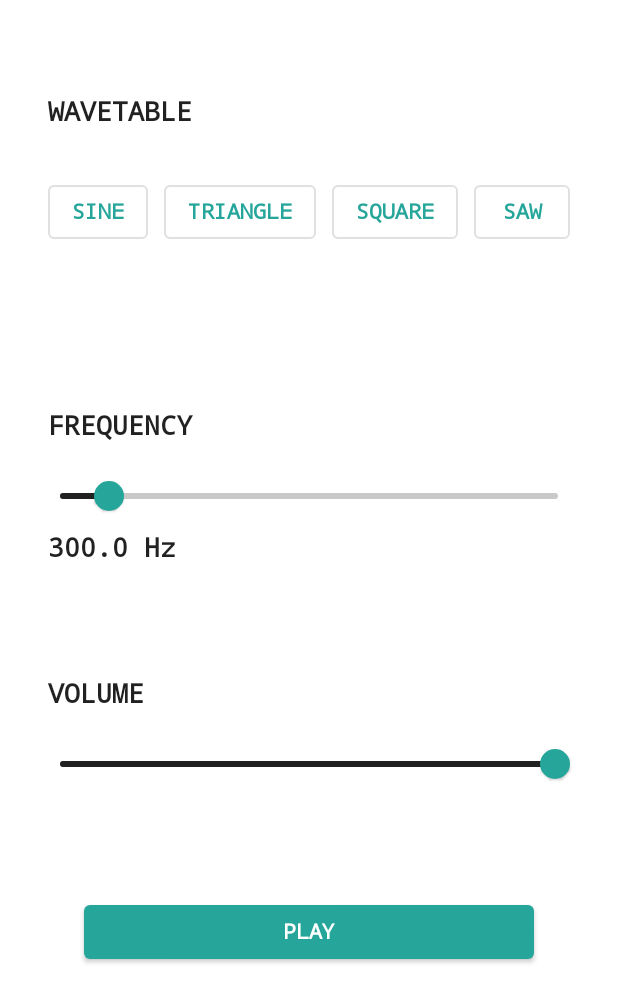
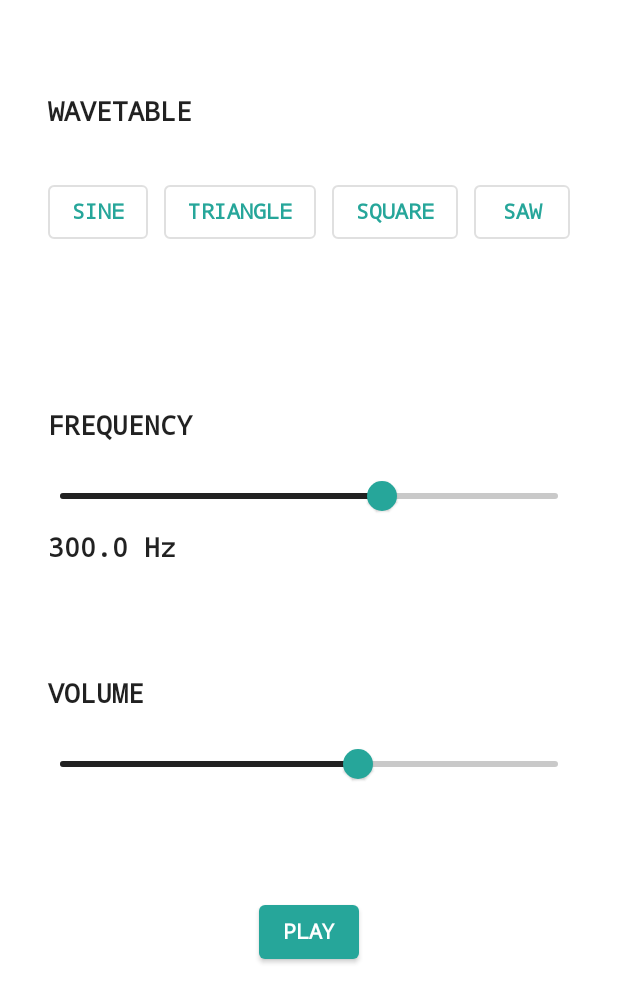
Before and after one commit to benni-dev-ux/JetpackWaveSynth, an Android app built with Jetpack Compose: the screen it shows after launch (MainActivity), on a phone screen of 412 x 824 dp. Shown: the top 1003 px of the screen. Run offline under Robolectric (Android 15) with nearby library versions, the light colour scheme and no system bars; our stand-ins replace accompanist, livedata-compose.

Commit message:
implementing mvvm structure

```diff
--- a/app/build.gradle
+++ b/app/build.gradle
@@ -54,6 +54,7 @@ dependencies {
     implementation 'androidx.lifecycle:lifecycle-runtime-ktx:2.3.1'
     implementation 'androidx.activity:activity-compose:1.3.1'
     implementation "com.google.accompanist:accompanist-systemuicontroller:0.17.0"
+    implementation "androidx.compose.runtime:runtime-livedata:$compose_version"
     testImplementation 'junit:junit:4.13.2'
     androidTestImplementation 'androidx.test.ext:junit:1.1.3'
     androidTestImplementation 'androidx.test.espresso:espresso-core:3.4.0'
--- /dev/null
+++ b/app/src/main/java/com/example/jetpackwavesynth/LoggingWavetableSynthesizer.kt
@@ -0,0 +1,36 @@
+package com.example.jetpackwavesynth
+
+import android.util.Log
+
+//LoggingWavetableSynthesizer that implements the WavetableSynthesizer interface and logs the function of the called method along with the passed-in parameters.
+
+class LoggingWavetableSynthesizer : WavetableSynthesizer {
+
+    private var isPlaying = false
+
+    override suspend fun play() {
+        Log.d("wavesynth", "play() called.")
+        isPlaying = true
+    }
+
+    override suspend fun stop() {
+        Log.d("wavesynth", "stop() called.")
+        isPlaying = false
+    }
+
+    override suspend fun isPlaying(): Boolean {
+        return isPlaying
+    }
+
+    override suspend fun setFrequency(frequencyInHz: Float) {
+        Log.d("wavesynth", "Frequency set to $frequencyInHz Hz.")
+    }
+
+    override suspend fun setVolume(volumeInDb: Float) {
+        Log.d("wavesynth", "Volume set to $volumeInDb dB.")
+    }
+
+    override suspend fun setWavetable(wavetable: Wavetable) {
+        Log.d("wavesynth", "Wavetable set to $wavetable")
+    }
+}
--- a/app/src/main/java/com/example/jetpackwavesynth/MainActivity.kt
+++ b/app/src/main/java/com/example/jetpackwavesynth/MainActivity.kt
@@ -1,12 +1,15 @@
 package com.example.jetpackwavesynth
 
 
+import android.content.pm.ActivityInfo
 import android.os.Bundle
 import androidx.activity.ComponentActivity
 import androidx.activity.compose.setContent
+import androidx.activity.viewModels
 import androidx.compose.foundation.layout.*
 import androidx.compose.material.*
 import androidx.compose.runtime.Composable
+import androidx.compose.runtime.livedata.observeAsState
 import androidx.compose.runtime.mutableStateOf
 import androidx.compose.runtime.saveable.rememberSaveable
 import androidx.compose.ui.Alignment
@@ -18,24 +21,40 @@ import com.google.accompanist.systemuicontroller.SystemUiController
 import com.google.accompanist.systemuicontroller.rememberSystemUiController
 
 class MainActivity : ComponentActivity() {
+    private val synthesizer = LoggingWavetableSynthesizer()
+    private val synthesizerViewModel: WavetableSynthesizerViewModel by viewModels()
+
+
     override fun onCreate(savedInstanceState: Bundle?) {
         super.onCreate(savedInstanceState)
+        requestedOrientation = ActivityInfo.SCREEN_ORIENTATION_PORTRAIT
+
+
+        // pass the synthesizer to the ViewModel
+        synthesizerViewModel.wavetableSynthesizer = synthesizer
         setContent {
             val systemUiController: SystemUiController = rememberSystemUiController()
-
             systemUiController.isSystemBarsVisible = false // Status & Navigation bars
 
             JetpackWaveSynthTheme {
-                // A surface container using the 'background' color from the theme
                 Surface(
                     modifier = Modifier.fillMaxSize(),
                     color = MaterialTheme.colors.background
                 ) {
-                    WavetableSynthesizerApp(Modifier)
+                    // pass the ViewModel down the composables' hierarchy
+                    WavetableSynthesizerApp(Modifier, synthesizerViewModel)
                 }
             }
         }
     }
+
+
+    override fun onResume() {
+        super.onResume()
+        synthesizerViewModel.applyParameters()
+    }
+
+
 }
 
 
@@ -43,7 +62,8 @@ class MainActivity : ComponentActivity() {
 fun WavetableSynthesizerApp(
 
 
-    modifier: Modifier
+    modifier: Modifier,
+    synthesizerViewModel: WavetableSynthesizerViewModel
 ) {
 
     Column(
@@ -55,30 +75,33 @@ fun WavetableSynthesizerApp(
 
         ) {
         // These two composables will be shortly defined
-        WavetableSelectionPanel(modifier)
-        ControlsPanel(modifier)
+        WavetableSelectionPanel(modifier, synthesizerViewModel)
+        ControlsPanel(modifier, synthesizerViewModel)
     }
 }
 
 @Composable
 private fun WavetableSelectionPanel(
-    modifier: Modifier
+    modifier: Modifier,
+    synthesizerViewModel: WavetableSynthesizerViewModel
 ) {
 
     Column(
         modifier = Modifier
             .fillMaxWidth()
             .padding(0.dp, 32.dp),
-    ) {
+
+        ) {
         Text("WAVETABLE")
-        WavetableSelectionButtons(modifier)
+        WavetableSelectionButtons(modifier, synthesizerViewModel)
     }
 
 }
 
 @Composable
 private fun ControlsPanel(
-    modifier: Modifier
+    modifier: Modifier,
+    synthesizerViewModel: WavetableSynthesizerViewModel
 ) {
     Column(
         modifier = Modifier
@@ -104,7 +127,7 @@ private fun ControlsPanel(
 
                 }
 
-                PitchControl(modifier)
+                PitchControl(modifier, synthesizerViewModel)
 
 
             }
@@ -127,7 +150,7 @@ private fun ControlsPanel(
 
                 }
 
-                VolumeControl(modifier)
+                VolumeControl(modifier, synthesizerViewModel)
 
             }
 
@@ -140,7 +163,7 @@ private fun ControlsPanel(
             verticalAlignment = Alignment.CenterVertically
         ) {
 
-            PlayControl(modifier)
+            PlayControl(modifier, synthesizerViewModel)
 
 
         }
@@ -149,29 +172,31 @@ private fun ControlsPanel(
 
 }
 
-
 @Composable
 private fun WavetableSelectionButtons(
-    modifier: Modifier
+    modifier: Modifier,
+    synthesizerViewModel: WavetableSynthesizerViewModel
 ) {
     Row(
-
-
         modifier = modifier
             .fillMaxWidth()
             .padding(0.dp, 32.dp),
         horizontalArrangement = Arrangement.SpaceBetween
-
     ) {
-        for (wavetable in arrayOf("SINE", "TRIANGLE", "SQUARE", "SAW")) {
+        for (wavetable in Wavetable.values()) {
             WavetableButton(
                 modifier = modifier,
-                onClick = {},
-                label = wavetable
+                // update the ViewModel when the given wavetable is clicked
+                onClick = {
+                    synthesizerViewModel.setWavetable(wavetable)
+                },
+                // set the label to the resource string that corresponds to the wavetable
+                label = stringResource(wavetable.toResourceString()),
             )
         }
     }
 }
+
 
 @Composable
 private fun WavetableButton(
@@ -187,24 +212,44 @@ private fun WavetableButton(
 
 @Composable
 private fun PitchControl(
-    modifier: Modifier
+    modifier: Modifier,
+    synthesizerViewModel: WavetableSynthesizerViewModel
 ) {
-    val sliderPosition = rememberSaveable { mutableStateOf(300F) }
+    // if the frequency changes, recompose this composable
+    val frequency = synthesizerViewModel.frequency.observeAsState()
+    // the slider position state is hoisted by this composable;
+    // no need to embed it into
+    // the ViewModel, which, ideally, shouldn't be aware of the UI.
+    // When the slider position changes, this composable will be
+    // recomposed as we explained in
+    // the UI tutorial.
+    val sliderPosition = rememberSaveable {
+        mutableStateOf(
+            // we use the ViewModel's convenience function
+            // to get the initial slider position
+            synthesizerViewModel.sliderPositionFromFrequencyInHz(frequency.value!!)
+        )
+    }
 
     PitchControlContent(
         modifier = modifier,
-
         value = sliderPosition.value,
         onValueChange = {
             sliderPosition.value = it
+            synthesizerViewModel.setFrequencySliderPosition(it)
         },
-        valueRange = 20F..3000F,
+        // on slider position change, update the slider position and the ViewModel
+        valueRange = 0F..1F,
+        // this range is now [0, 1] because the ViewModel is
+        // responsible for calculating the frequency
+        // out of the slider position
         frequencyValueLabel = stringResource(
             R.string.frequency_value,
-            sliderPosition.value
+            frequency.value!!
         )
     )
 }
+
 
 @Composable
 private fun PitchControlContent(
@@ -214,6 +259,7 @@ private fun PitchControlContent(
     valueRange: ClosedFloatingPointRange<Float>,
     frequencyValueLabel: String
 ) {
+
     Slider(
         modifier = modifier,
         value = value,
@@ -233,25 +279,62 @@ private fun PitchControlContent(
 }
 
 @Composable
-private fun PlayControl(modifier: Modifier) {
-    Button(modifier = modifier.width(300.dp),
+private fun PlayControl(
+    modifier: Modifier,
+    synthesizerViewModel: WavetableSynthesizerViewModel
+) {
+    // The label of the play button is now an observable state,
+    // an instance of State<Int?>.
+    // State<Int?> is used because the label is the id value of the resource string.
+    // Thanks to the fact that the composable observes the label,
+    // the composable will be recomposed (redrawn) when the observed state changes.
+    val playButtonLabel = synthesizerViewModel.playButtonLabel.observeAsState()
 
-        onClick = {}) {
-        Text(stringResource(R.string.play))
+    PlayControlContent(
+        modifier = modifier,
+        // onClick handler now simply notifies the ViewModel that it has been clicked
+        onClick = {
+            synthesizerViewModel.playClicked()
+        },
+        // playButtonLabel will never be null;
+        // if it is, then we have a serious implementation issue
+        buttonLabel = stringResource(playButtonLabel.value!!)
+    )
+}
+
+@Composable
+private fun PlayControlContent(modifier: Modifier, onClick: () -> Unit, buttonLabel: String) {
+    Button(
+        modifier = modifier,
+        onClick = onClick
+    ) {
+        Text(buttonLabel)
     }
 }
 
 
 @Composable
-private fun VolumeControl(modifier: Modifier) {
-    val volume = rememberSaveable { mutableStateOf(0F) }
+private fun VolumeControl(
+    modifier: Modifier,
+    synthesizerViewModel: WavetableSynthesizerViewModel
+) {
+    // volume value is now an observable state; that means
+    // that the composable will be
+    // recomposed (redrawn) when the observed state changes.
+    val volume = synthesizerViewModel.volume.observeAsState()
 
     VolumeControlContent(
         modifier = modifier,
-        volume = volume.value,
-        volumeRange = -60F..0F,
-        onValueChange = { volume.value = it })
+        // volume value should never be null; if it is,
+        // there's a serious implementation issue
+        volume = volume.value!!,
+        // use the value range from the ViewModel
+        volumeRange = synthesizerViewModel.volumeRange,
+        // on volume slider change, just update the ViewModel
+        onValueChange = { synthesizerViewModel.setVolume(it) }
+    )
 }
+
 
 @Composable
 private fun VolumeControlContent(
--- /dev/null
+++ b/app/src/main/java/com/example/jetpackwavesynth/Wavetable.kt
@@ -0,0 +1,29 @@
+package com.example.jetpackwavesynth
+
+enum class Wavetable {
+    SINE{
+        override fun toResourceString(): Int {
+            return R.string.sine
+        }
+    },
+
+    TRIANGLE{
+        override fun toResourceString(): Int {
+            return R.string.triangle
+        }
+    },
+
+    SQUARE{
+        override fun toResourceString(): Int {
+            return R.string.square
+        }
+    },
+
+    SAW{
+        override fun toResourceString(): Int {
+            return R.string.sawtooth
+        }
+    };
+
+    abstract fun toResourceString(): Int
+}
--- /dev/null
+++ b/app/src/main/java/com/example/jetpackwavesynth/WavetableSynthesizer.kt
@@ -0,0 +1,12 @@
+package com.example.jetpackwavesynth
+
+interface WavetableSynthesizer {
+    // Function could be costly performance wise in the future ->
+    // suspend functions need to be executed in a CoroutineScope.
+    suspend fun play()
+    suspend fun stop()
+    suspend fun isPlaying() : Boolean
+    suspend fun setFrequency(frequencyInHz: Float)
+    suspend fun setVolume(volumeInDb: Float)
+    suspend fun setWavetable(wavetable: Wavetable)
+}
--- /dev/null
+++ b/app/src/main/java/com/example/jetpackwavesynth/WavetableSynthesizerViewModel.kt
@@ -0,0 +1,161 @@
+package com.example.jetpackwavesynth
+
+import androidx.lifecycle.LiveData
+import androidx.lifecycle.MutableLiveData
+import androidx.lifecycle.ViewModel
+import androidx.lifecycle.viewModelScope
+import kotlinx.coroutines.launch
+import kotlin.math.exp
+import kotlin.math.ln
+
+class WavetableSynthesizerViewModel : ViewModel() {
+
+
+    var wavetableSynthesizer: WavetableSynthesizer? = null
+        set(value) {
+            field = value
+            applyParameters()
+        }
+
+    private val _frequency = MutableLiveData(300f)
+    val frequency: LiveData<Float>
+        get() {
+            return _frequency
+        }
+
+
+    /**
+     * @param frequencySliderPosition slider position in [0, 1] range
+     */
+    fun setFrequencySliderPosition(frequencySliderPosition: Float) {
+        val frequencyInHz = frequencyInHzFromSliderPosition(frequencySliderPosition)
+        // sets the value of the MutableLiveData instance that holds the UI frequency value.
+        // //This causes the UI to recompose and display the new value.
+        _frequency.value = frequencyInHz
+
+        viewModelScope.launch {
+            wavetableSynthesizer?.setFrequency(frequencyInHz)
+        }
+    }
+
+
+    // The range of generated frequencies
+    private val frequencyRange = 40f..3000f
+
+    private fun frequencyInHzFromSliderPosition(sliderPosition: Float): Float {
+        val rangePosition = linearToExponential(sliderPosition)
+        return valueFromRangePosition(frequencyRange, rangePosition)
+    }
+
+
+    fun sliderPositionFromFrequencyInHz(frequencyInHz: Float): Float {
+        val rangePosition = rangePositionFromValue(frequencyRange, frequencyInHz)
+        return exponentialToLinear(rangePosition)
+    }
+
+    private val _volume = MutableLiveData(-24f)
+    val volume: LiveData<Float>
+        get() {
+            return _volume
+        }
+    val volumeRange = (-60f)..0f
+
+    fun setVolume(volumeInDb: Float) {
+        _volume.value = volumeInDb
+        viewModelScope.launch {
+            wavetableSynthesizer?.setVolume(volumeInDb)
+        }
+    }
+
+    private var wavetable = Wavetable.SINE
+    fun setWavetable(newWavetable: Wavetable) {
+        wavetable = newWavetable
+        viewModelScope.launch {
+            wavetableSynthesizer?.setWavetable(newWavetable)
+        }
+    }
+
+
+    private val _playButtonLabel = MutableLiveData(R.string.play)
+    val playButtonLabel: LiveData<Int>
+        get() {
+            return _playButtonLabel
+        }
+
+    fun playClicked() {
+        // play() and stop() are suspended functions => we must launch a coroutine
+        viewModelScope.launch {
+            if (wavetableSynthesizer?.isPlaying() == true) {
+                wavetableSynthesizer?.stop()
+            } else {
+                wavetableSynthesizer?.play()
+            }
+            // Only when the synthesizer changed its state, update the button label.
+            updatePlayButtonLabel()
+        }
+    }
+
+    private fun updatePlayButtonLabel() {
+        viewModelScope.launch {
+            if (wavetableSynthesizer?.isPlaying() == true) {
+                _playButtonLabel.value = R.string.stop
+            } else {
+                _playButtonLabel.value = R.string.play
+            }
+        }
+    }
+
+
+    fun applyParameters() {
+        viewModelScope.launch{
+            wavetableSynthesizer?.setFrequency(frequency.value!!) //!! Operator assures not null
+            wavetableSynthesizer?.setVolume(volume.value!!)
+            wavetableSynthesizer?.setWavetable(wavetable)
+            updatePlayButtonLabel()
+        }
+    }
+
+
+
+    // Companion object for conversion similar to static  java class
+    companion object LinearToExponentialConverter {
+
+        private const val MINIMUM_VALUE = 0.001f
+        fun linearToExponential(value: Float): Float {
+            assert(value in 0f..1f)
+
+            if (value < MINIMUM_VALUE) {
+                return 0f
+            }
+
+            return exp(ln(MINIMUM_VALUE) - ln(MINIMUM_VALUE) * value)
+        }
+
+        fun valueFromRangePosition(
+            range: ClosedFloatingPointRange<Float>,
+            rangePosition: Float
+        ) =
+            range.start + (range.endInclusive - range.start) * rangePosition
+
+        fun rangePositionFromValue(
+            range: ClosedFloatingPointRange<Float>,
+            value: Float
+        ): Float {
+            assert(value in range)
+
+            return (value - range.start) / (range.endInclusive - range.start)
+        }
+
+        fun exponentialToLinear(rangePosition: Float): Float {
+            assert(rangePosition in 0f..1f)
+
+            if (rangePosition < MINIMUM_VALUE) {
+                return rangePosition
+            }
+
+            return (ln(rangePosition) - ln(MINIMUM_VALUE)) / (-ln(MINIMUM_VALUE))
+        }
+    }
+
+
+}
--- a/app/src/main/res/values/strings.xml
+++ b/app/src/main/res/values/strings.xml
@@ -4,4 +4,13 @@
     <string name="frequency">FREQUENCY</string>
     <string name="frequency_value">%.1f Hz</string>
 
+
+    <string name="sine">SINE</string>
+    <string name="triangle">TRIANGLE</string>
+    <string name="square">SQUARE</string>
+    <string name="sawtooth">SAW</string>
+
+    <string name="stop">Stop</string>
+
+
 </resources>
```
